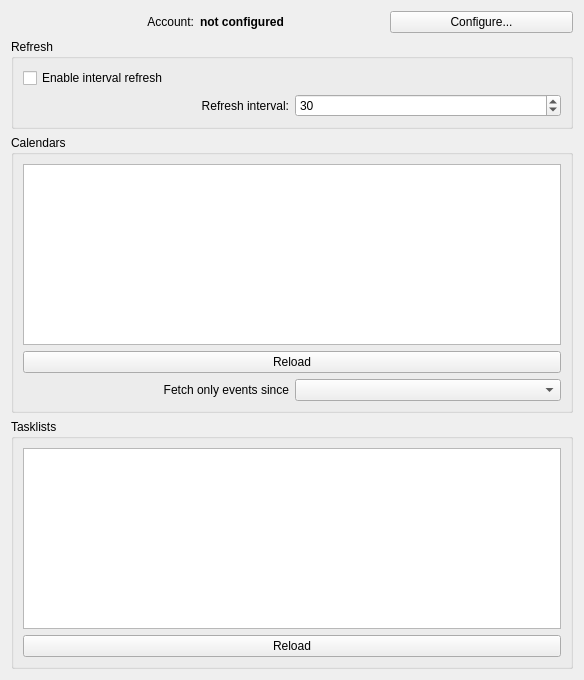
This is resources/google-groupware/googlesettingsdialog.ui in KDE/kdepim-runtime as Qt 5 draws it before an edit. The edited form follows.
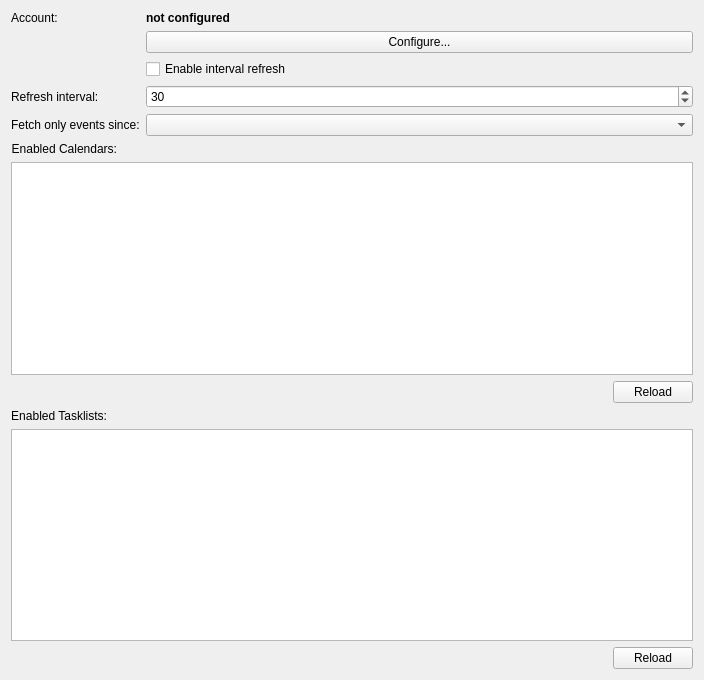
This is the edited form. Icons and pictures are not drawn. Custom widgets are drawn as their Qt base class.

Commit message: Port Google Groupware resources to QFormLayout

What changed in the file:
```diff
--- a/resources/google-groupware/googlesettingsdialog.ui
+++ b/resources/google-groupware/googlesettingsdialog.ui
@@ -6,62 +6,56 @@
    <rect>
     <x>0</x>
     <y>0</y>
-    <width>584</width>
+    <width>704</width>
     <height>680</height>
    </rect>
   </property>
-  <layout class="QVBoxLayout" name="verticalLayout_2">
-   <item>
-    <layout class="QHBoxLayout" name="horizontalLayout">
-     <item>
+  <property name="minimumSize">
+   <size>
+    <width>500</width>
+    <height>300</height>
+   </size>
+  </property>
+  <layout class="QFormLayout" name="verticalLayout_2">
+   <item row="0" column="0">
       <widget class="QLabel" name="accountTextLabel">
        <property name="text">
         <string>Account:</string>
        </property>
-       <property name="alignment">
-        <set>Qt::AlignRight|Qt::AlignTrailing|Qt::AlignVCenter</set>
-       </property>
-      </widget>
-     </item>
-     <item>
+    </widget>
+   </item>
+   <item row="0" column="1">
       <widget class="QLabel" name="accountLabel">
        <property name="text">
         <string>&lt;b&gt;not configured&lt;/b&gt;</string>
        </property>
       </widget>
      </item>
-     <item>
+   <item row="1" column="1">
       <widget class="QPushButton" name="configureBtn">
        <property name="text">
         <string>Configure...</string>
        </property>
       </widget>
      </item>
-    </layout>
+   <item row="2" column="1">
+    <widget class="QCheckBox" name="enableRefresh">
+     <property name="text">
+      <string>Enable interval refresh</string>
+     </property>
+    </widget>
    </item>
-   <item>
-    <widget class="QGroupBox" name="refreshBox">
-     <property name="title">
-      <string>Refresh</string>
-     </property>
-     <property name="checkable">
-      <bool>false</bool>
-     </property>
-     <layout class="QGridLayout" name="gridLayout">
-      <item row="1" column="0">
+   <item row="3" column="0">
        <widget class="QLabel" name="refreshLabel">
         <property name="text">
          <string>Refresh interval:</string>
         </property>
-        <property name="alignment">
-         <set>Qt::AlignRight|Qt::AlignTrailing|Qt::AlignVCenter</set>
-        </property>
         <property name="buddy">
          <cstring>refreshSpinBox</cstring>
         </property>
        </widget>
       </item>
-      <item row="1" column="1">
+   <item row="3" column="1">
        <widget class="KPluralHandlingSpinBox" name="refreshSpinBox">
         <property name="minimum">
          <number>10</number>
@@ -74,42 +68,51 @@
         </property>
        </widget>
       </item>
-      <item row="0" column="0" colspan="2">
-       <widget class="QCheckBox" name="enableRefresh">
-        <property name="text">
-         <string>Enable interval refresh</string>
-        </property>
-       </widget>
-      </item>
-     </layout>
-    </widget>
-   </item>
-   <item>
-    <widget class="QGroupBox" name="calendarsBox">
-     <property name="title">
-      <string>Calendars</string>
-     </property>
-     <layout class="QGridLayout" name="gridLayout_2">
-      <item row="0" column="0" colspan="2">
-       <widget class="QListWidget" name="calendarsList"/>
-      </item>
-      <item row="5" column="0">
+   <item row="4" column="0">
        <widget class="QLabel" name="eventsLimitLabel">
         <property name="text">
-         <string>Fetch only events since</string>
-        </property>
-        <property name="alignment">
-         <set>Qt::AlignRight|Qt::AlignTrailing|Qt::AlignVCenter</set>
+      <string>Fetch only events since:</string>
         </property>
         <property name="buddy">
          <cstring>eventsLimitCombo</cstring>
         </property>
        </widget>
       </item>
-      <item row="5" column="1">
+   <item row="4" column="1">
        <widget class="KDateComboBox" name="eventsLimitCombo"/>
       </item>
-      <item row="1" column="0" colspan="2">
+   <item row="5" column="0">
+    <widget class="QLabel" name="calendarsLabel">
+     <property name="text">
+      <string>Enabled Calendars:</string>
+     </property>
+     <property name="alignment">
+      <set>Qt::AlignLeft|Qt::AlignTrailing|Qt::AlignVCenter</set>
+     </property>
+     <property name="buddy">
+      <cstring>calendarsList</cstring>
+     </property>
+    </widget>
+   </item>
+   <item row="6" column="0" colspan="2">
+    <widget class="QListWidget" name="calendarsList"/>
+   </item>
+   <item row="7" column="1">
+    <layout class="QHBoxLayout">
+     <item>
+      <spacer name="horizontalSpacer">
+       <property name="orientation">
+        <enum>Qt::Horizontal</enum>
+       </property>
+       <property name="sizeHint" stdset="0">
+        <size>
+         <width>40</width>
+         <height>20</height>
+        </size>
+       </property>
+      </spacer>
+     </item>
+     <item>
        <widget class="QPushButton" name="reloadCalendarsBtn">
         <property name="text">
          <string>Reload</string>
@@ -121,17 +124,38 @@
        </widget>
       </item>
      </layout>
+   </item>
+   <item row="8" column="0">
+    <widget class="QLabel" name="taskListsLabel">
+     <property name="text">
+      <string>Enabled Tasklists:</string>
+     </property>
+     <property name="alignment">
+      <set>Qt::AlignLeft|Qt::AlignTrailing|Qt::AlignVCenter</set>
+     </property>
+     <property name="buddy">
+      <cstring>taskListsList</cstring>
+     </property>
     </widget>
    </item>
-   <item>
-    <widget class="QGroupBox" name="taskListsBox">
-     <property name="title">
-      <string>Tasklists</string>
-     </property>
-     <layout class="QVBoxLayout" name="verticalLayout">
-      <item>
+   <item row="9" column="0" colspan="2">
        <widget class="QListWidget" name="taskListsList"/>
       </item>
+   <item row="10" column="1">
+    <layout class="QHBoxLayout">
+     <item>
+      <spacer name="horizontalSpacer1">
+       <property name="orientation">
+        <enum>Qt::Horizontal</enum>
+       </property>
+       <property name="sizeHint" stdset="0">
+        <size>
+         <width>40</width>
+         <height>20</height>
+        </size>
+       </property>
+      </spacer>
+     </item>
       <item>
        <widget class="QPushButton" name="reloadTaskListsBtn">
         <property name="text">
@@ -144,7 +168,6 @@
        </widget>
       </item>
      </layout>
-    </widget>
    </item>
   </layout>
  </widget>
```
Left out of the diff: 11 changed lines with no effect on the pictures. Lines whose indentation alone changed are shown as unchanged. The commit also changes 1 other file.
